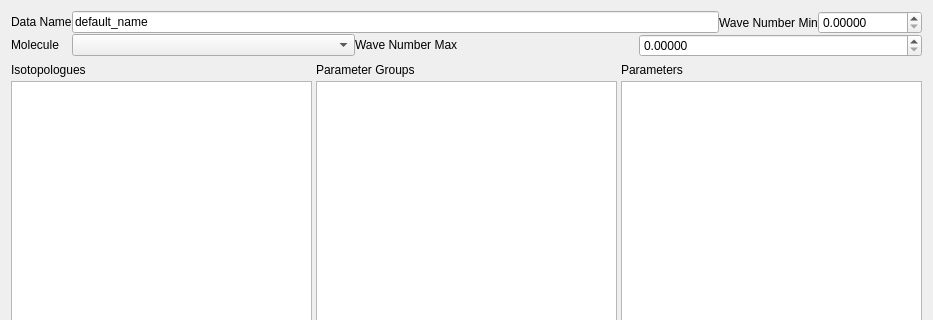
First picture: the form in layouts/fetch_widget.ui, repository hitranonline/hapiest, before the edit; both pictures show x 0 to 933 and y 0 to 320 of the 933 by 611 pixel window.
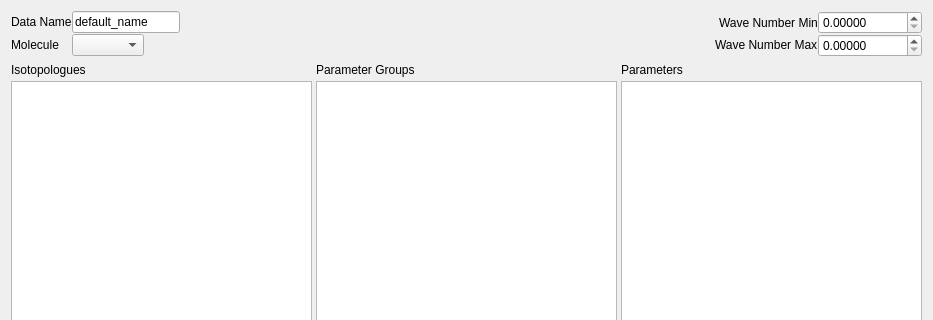
Second picture: the form after the edit.

Commit message: Main Windows opens to Fetch Tab, Fetch Widget size formatting

```diff
--- a/layouts/fetch_widget.ui
+++ b/layouts/fetch_widget.ui
@@ -72,6 +72,19 @@
          </property>
         </widget>
        </item>
+       <item>
+        <spacer name="horizontalSpacer">
+         <property name="orientation">
+          <enum>Qt::Horizontal</enum>
+         </property>
+         <property name="sizeHint" stdset="0">
+          <size>
+           <width>40</width>
+           <height>20</height>
+          </size>
+         </property>
+        </spacer>
+       </item>
        <item>
         <widget class="QLabel" name="label_15">
          <property name="sizePolicy">
@@ -175,10 +188,23 @@
          </property>
         </widget>
        </item>
+       <item>
+        <spacer name="horizontalSpacer_2">
+         <property name="orientation">
+          <enum>Qt::Horizontal</enum>
+         </property>
+         <property name="sizeHint" stdset="0">
+          <size>
+           <width>40</width>
+           <height>20</height>
+          </size>
+         </property>
+        </spacer>
+       </item>
        <item>
         <widget class="QLabel" name="label_17">
          <property name="sizePolicy">
-          <sizepolicy hsizetype="Minimum" vsizetype="Maximum">
+          <sizepolicy hsizetype="Maximum" vsizetype="Maximum">
            <horstretch>0</horstretch>
            <verstretch>0</verstretch>
           </sizepolicy>
@@ -202,7 +228,7 @@
        <item>
         <widget class="QDoubleSpinBox" name="wn_max">
          <property name="sizePolicy">
-          <sizepolicy hsizetype="Minimum" vsizetype="Fixed">
+          <sizepolicy hsizetype="Maximum" vsizetype="Fixed">
            <horstretch>0</horstretch>
            <verstretch>0</verstretch>
           </sizepolicy>
```
The commit also changes 1 other file.
